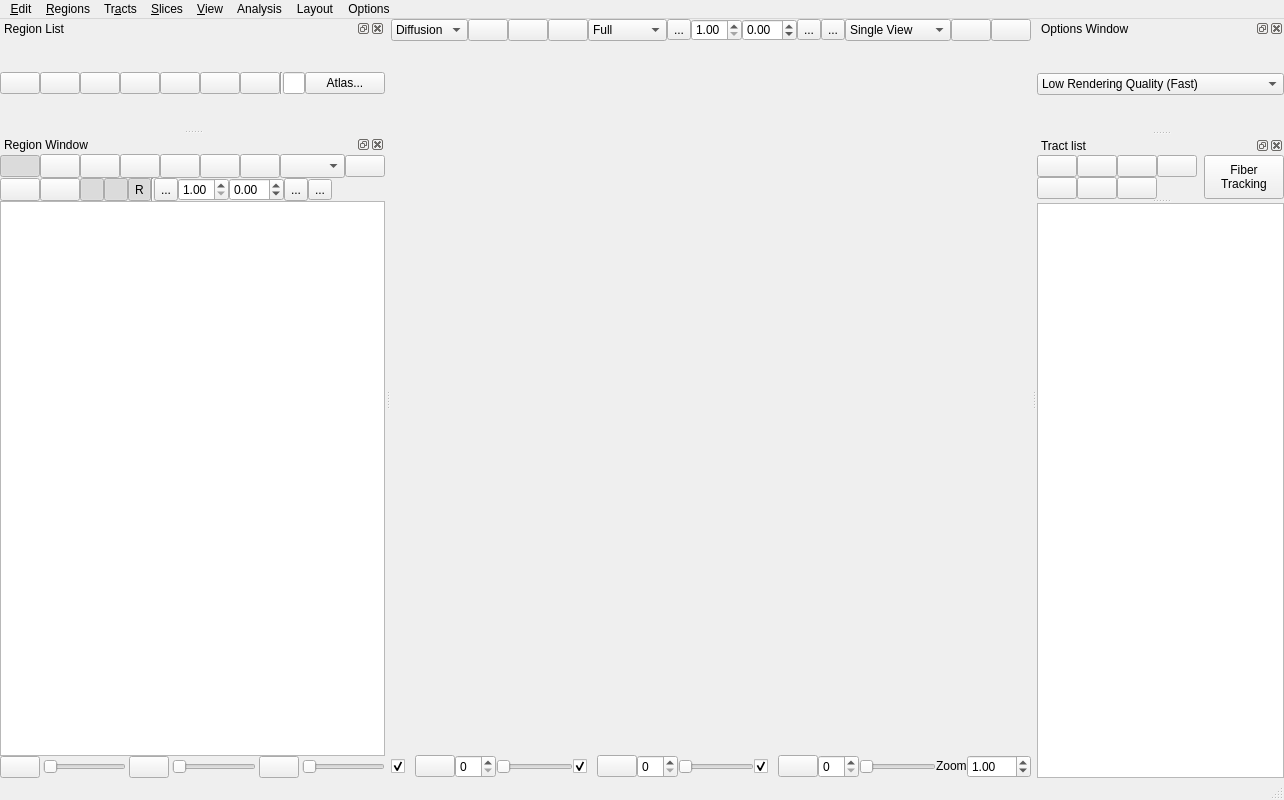
Old version of the form tracking/tracking_window.ui in the repository frankyeh/DSI-Studio.
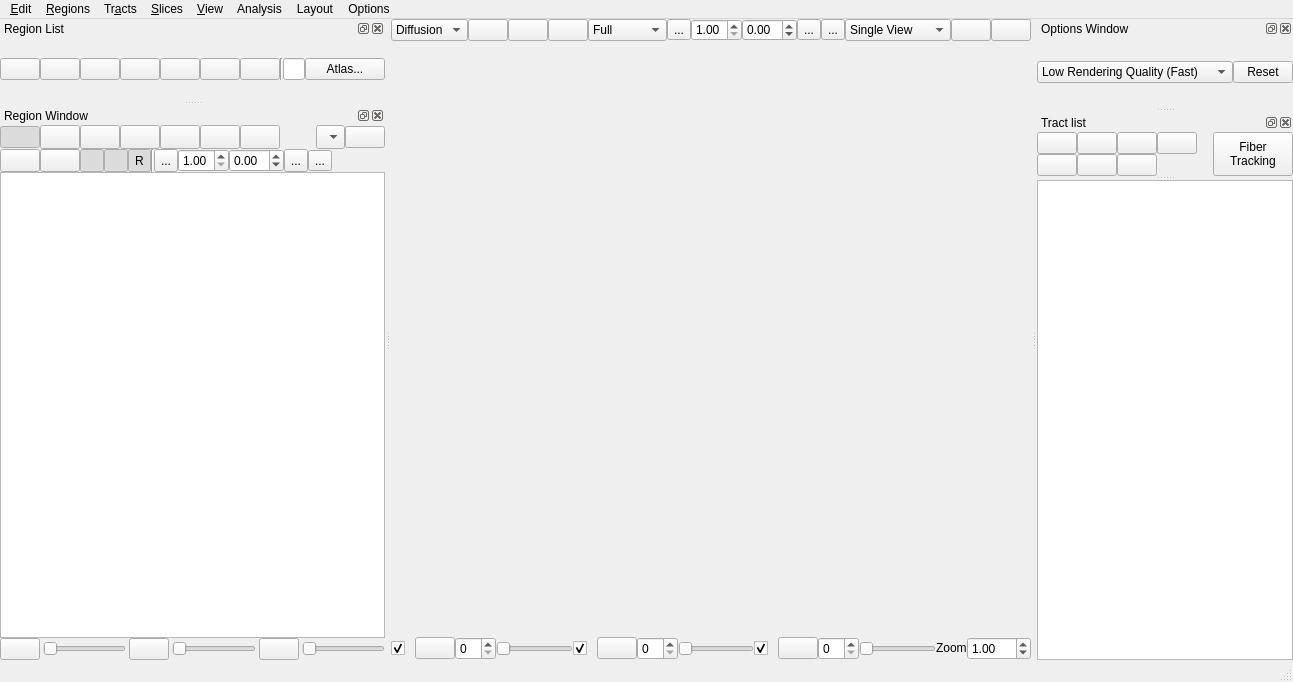
New version of the form. Icons and pictures are not drawn. Custom widgets are drawn as their Qt base class.

What changed in the file:
```diff
--- a/tracking/tracking_window.ui
+++ b/tracking/tracking_window.ui
@@ -6,8 +6,8 @@
    <rect>
     <x>0</x>
     <y>0</y>
-    <width>1122</width>
-    <height>800</height>
+    <width>1108</width>
+    <height>682</height>
    </rect>
   </property>
   <property name="sizePolicy">
@@ -688,8 +688,8 @@
    </property>
    <property name="minimumSize">
     <size>
-     <width>332</width>
-     <height>48</height>
+     <width>0</width>
+     <height>0</height>
     </size>
    </property>
    <property name="maximumSize">
@@ -943,8 +943,8 @@
    </property>
    <property name="minimumSize">
     <size>
-     <width>173</width>
-     <height>44</height>
+     <width>0</width>
+     <height>0</height>
     </size>
    </property>
    <property name="windowTitle">
@@ -972,6 +972,9 @@
      </property>
      <item>
       <layout class="QHBoxLayout" name="horizontalLayout_8">
+       <property name="spacing">
+        <number>0</number>
+       </property>
        <item>
         <widget class="QComboBox" name="rendering_efficiency">
          <item>
@@ -991,6 +994,19 @@
          </item>
         </widget>
        </item>
+       <item>
+        <widget class="QPushButton" name="reset_rendering">
+         <property name="maximumSize">
+          <size>
+           <width>60</width>
+           <height>16777215</height>
+          </size>
+         </property>
+         <property name="text">
+          <string>Reset</string>
+         </property>
+        </widget>
+       </item>
       </layout>
      </item>
     </layout>
@@ -1001,7 +1017,7 @@
     <rect>
      <x>0</x>
      <y>0</y>
-     <width>1122</width>
+     <width>1108</width>
      <height>21</height>
     </rect>
    </property>
@@ -1295,8 +1311,8 @@
    </property>
    <property name="minimumSize">
     <size>
-     <width>247</width>
-     <height>156</height>
+     <width>0</width>
+     <height>0</height>
     </size>
    </property>
    <property name="maximumSize">
@@ -1656,7 +1672,7 @@
    </property>
    <property name="minimumSize">
     <size>
-     <width>307</width>
+     <width>292</width>
      <height>171</height>
     </size>
    </property>
@@ -1945,6 +1961,19 @@
          </property>
         </widget>
        </item>
+       <item>
+        <spacer name="horizontalSpacer">
+         <property name="orientation">
+          <enum>Qt::Horizontal</enum>
+         </property>
+         <property name="sizeHint" stdset="0">
+          <size>
+           <width>40</width>
+           <height>20</height>
+          </size>
+         </property>
+        </spacer>
+       </item>
        <item>
         <widget class="QComboBox" name="sliceViewBox">
          <property name="sizePolicy">
@@ -1955,7 +1984,7 @@
          </property>
          <property name="maximumSize">
           <size>
-           <width>16777215</width>
+           <width>80</width>
            <height>16777215</height>
           </size>
          </property>
```
